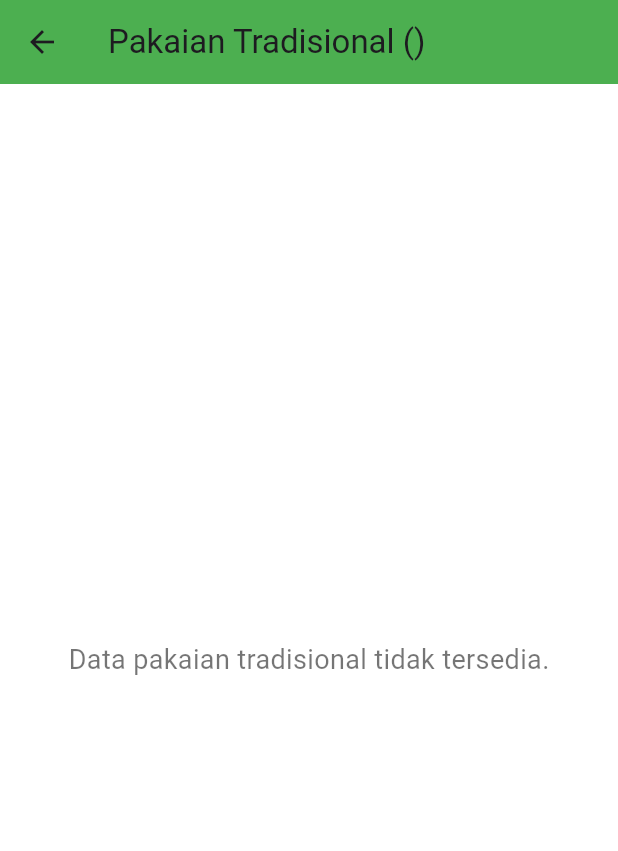
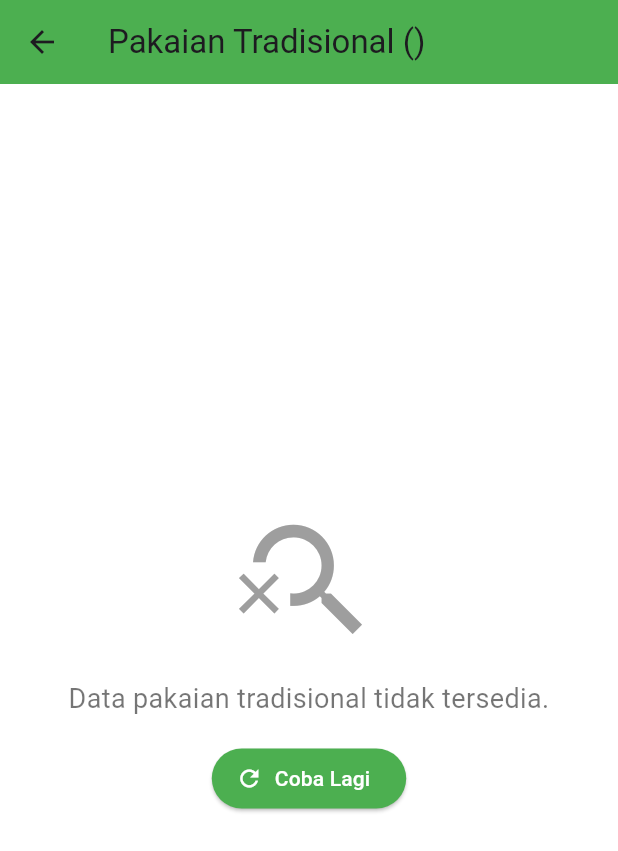
Before and after one commit to Roymundus/aplikasi-budaya-bengkulu, a Flutter app: the DetailPakaianTradisionalPage screen opened directly with empty values, on a phone screen of 412 x 824 dp. Shown: the top 851 px of the screen. Run offline on Flutter 3.47's test engine with Material 3 defaults, Android fonts, the phone set to English and light mode, and no system bars; our stand-ins replace firebase_core, firebase_database; missing offline and left inert: countdown_progress_indicator; accounts and stored records are empty.

Commit message:
fix detail pakaian-adat

```diff
--- a/lib/pages/detail_pakaian_adat.dart
+++ b/lib/pages/detail_pakaian_adat.dart
@@ -1,3 +1,5 @@
+// ignore_for_file: deprecated_member_use
+
 import 'package:flutter/material.dart';
 import 'package:firebase_database/firebase_database.dart';
 import 'package:budaya_bengkulu/pages/pilih_kabupaten.dart';
@@ -193,13 +195,35 @@ class _DetailPakaianTradisionalPageState
                   ],
                 ),
               )
-            : const Center(
-                child: Text(
-                  "Data pakaian tradisional tidak tersedia.",
-                  style: TextStyle(
-                    fontSize: 18,
-                    color: Colors.black54,
-                  ),
+            : Center(
+                child: Column(
+                  mainAxisAlignment: MainAxisAlignment.center,
+                  children: [
+                    const Icon(
+                      Icons.search_off,
+                      size: 100,
+                      color: Colors.grey,
+                    ),
+                    const SizedBox(height: 16),
+                    const Text(
+                      "Data pakaian tradisional tidak tersedia.",
+                      style: TextStyle(
+                        fontSize: 18,
+                        color: Colors.black54,
+                      ),
+                      textAlign: TextAlign.center,
+                    ),
+                    const SizedBox(height: 16),
+                    ElevatedButton.icon(
+                      onPressed: fetchPakaianTradisional,
+                      icon: const Icon(Icons.refresh),
+                      label: const Text("Coba Lagi"),
+                      style: ElevatedButton.styleFrom(
+                        primary: Colors.green,
+                        onPrimary: Colors.white,
+                      ),
+                    ),
+                  ],
                 ),
               ),
       ),
```
